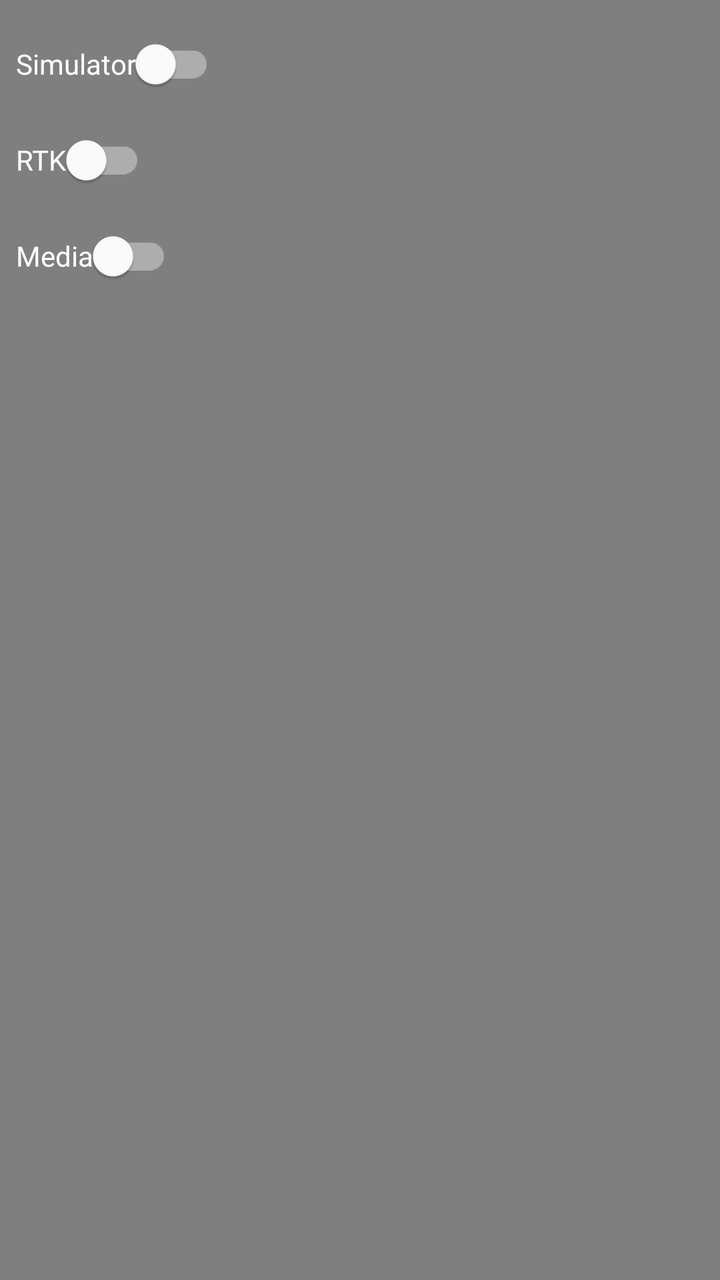
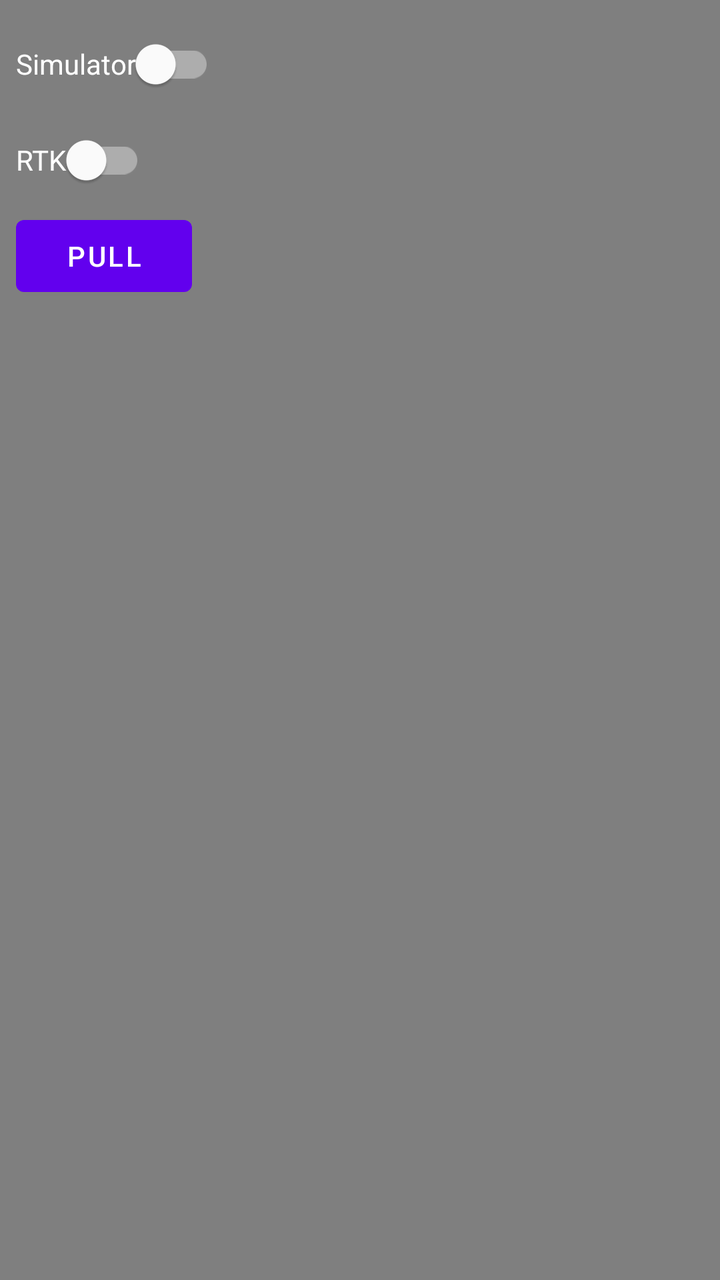

Compare the two renders of this Android layout. The source of the first and the diff that turns it into the second are given below.
<!-- AndroidManifest.xml: application theme Theme.UAVMonitor -->
<!-- res/layout/overlay_right_panel.xml -->
<LinearLayout
    xmlns:android="http://schemas.android.com/apk/res/android"
    android:id="@+id/sliding_panel_right"
    android:layout_width="wrap_content"
    android:layout_height="wrap_content"
    android:layout_gravity="center_vertical|end"
    android:orientation="vertical"
    android:background="#80000000"
    android:padding="8dp"
    android:translationX="0dp"> 

    
    <com.google.android.material.switchmaterial.SwitchMaterial
        android:id="@+id/switch_simulator"
        android:layout_width="wrap_content"
        android:layout_height="wrap_content"
        android:textColor="#FFFFFF"
        android:text="@string/simulator_switch" />

    
    <com.google.android.material.switchmaterial.SwitchMaterial
        android:id="@+id/switch_rtk"
        android:layout_width="wrap_content"
        android:layout_height="wrap_content"
        android:textColor="#FFFFFF"
        android:text="@string/rtk_switch" />

    
    <com.google.android.material.switchmaterial.SwitchMaterial
        android:id="@+id/switch_media"
        android:layout_width="wrap_content"
        android:layout_height="wrap_content"
        android:textColor="#FFFFFF"
        android:text="@string/media_switch" />
</LinearLayout>
<!-- resources referenced by this layout -->
<resources>
  <string name="media_switch">Media</string>
  <string name="rtk_switch">RTK</string>
  <string name="simulator_switch">Simulator</string>
  <style name="Theme.UAVMonitor" parent="Theme.MaterialComponents.DayNight.DarkActionBar">
          
          <item name="colorPrimary">@color/purple_500</item>
          <item name="colorPrimaryVariant">@color/purple_700</item>
          <item name="colorOnPrimary">@color/white</item>
          
          <item name="colorSecondary">@color/teal_200</item>
          <item name="colorSecondaryVariant">@color/teal_700</item>
          <item name="colorOnSecondary">@color/black</item>
          
          <item name="android:statusBarColor" tools:targetApi="l">?attr/colorPrimaryVariant</item>
          
      </style>
  <color name="purple_500">#FF6200EE</color>
  <color name="purple_700">#FF3700B3</color>
  <color name="white">#FFFFFFFF</color>
  <color name="teal_200">#FF03DAC5</color>
  <color name="teal_700">#FF018786</color>
  <color name="black">#FF000000</color>
</resources>

<!-- the commit's change to res/layout/overlay_right_panel.xml (unified diff, before → after) -->
@@ -26,10 +26,10 @@
         android:text="@string/rtk_switch" />
 
     
-    <com.google.android.material.switchmaterial.SwitchMaterial
-        android:id="@+id/switch_media"
+    <Button
+        android:id="@+id/button_pull_media"
         android:layout_width="wrap_content"
         android:layout_height="wrap_content"
-        android:textColor="#FFFFFF"
-        android:text="@string/media_switch" />
+        android:text="@string/pull_button"
+        android:layout_gravity="center_vertical|start" />
 </LinearLayout>
<!-- resource entries referenced after the edit -->
@@ -1,6 +1,6 @@
 <!-- resources referenced by this layout -->
 <resources>
-  <string name="media_switch">Media</string>
+  <string name="pull_button">Pull</string>
   <string name="rtk_switch">RTK</string>
   <string name="simulator_switch">Simulator</string>
   <style name="Theme.UAVMonitor" parent="Theme.MaterialComponents.DayNight.DarkActionBar">
